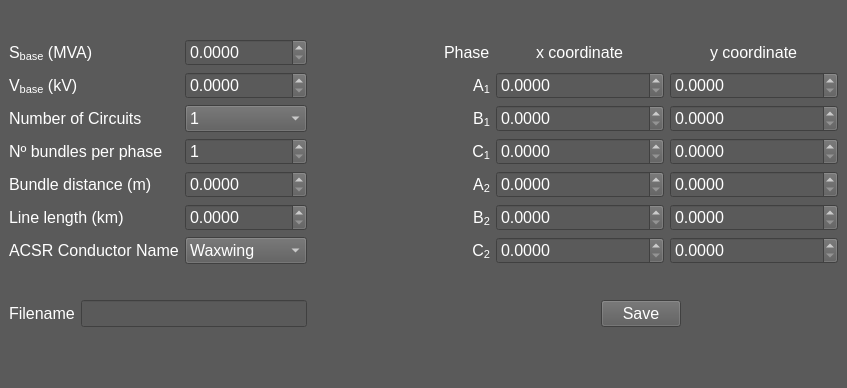
Mehmet-Emre-Dogan/transmissionLineParameterCalculator, file uiDesigns/creatorGui.ui: the form before one commit.
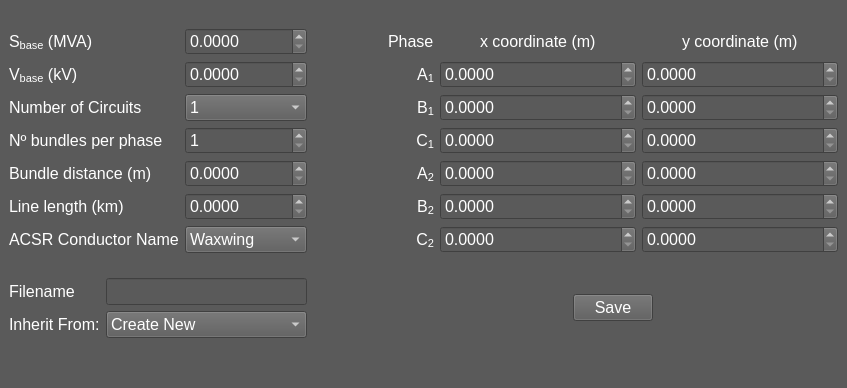
The form after the commit.

Patch:
```diff
--- a/uiDesigns/creatorGui.ui
+++ b/uiDesigns/creatorGui.ui
@@ -60,7 +60,7 @@
 }</string>
   </property>
   <widget class="QWidget" name="centralwidget">
-   <layout class="QGridLayout" name="gridLayout_3">
+   <layout class="QGridLayout" name="gridLayout">
     <item row="0" column="0">
      <layout class="QGridLayout" name="grid1">
       <item row="3" column="0">
@@ -342,6 +342,19 @@
       </item>
      </layout>
     </item>
+    <item row="0" column="1">
+     <spacer name="horizontalSpacer_7">
+      <property name="orientation">
+       <enum>Qt::Horizontal</enum>
+      </property>
+      <property name="sizeHint" stdset="0">
+       <size>
+        <width>40</width>
+        <height>20</height>
+       </size>
+      </property>
+     </spacer>
+    </item>
     <item row="0" column="2">
      <layout class="QGridLayout" name="grid2">
       <item row="0" column="0">
@@ -739,7 +752,7 @@
            </font>
           </property>
           <property name="text">
-           <string>x coordinate</string>
+           <string>x coordinate (m)</string>
           </property>
          </widget>
         </item>
@@ -777,7 +790,7 @@
            </font>
           </property>
           <property name="text">
-           <string>y coordinate</string>
+           <string>y coordinate (m)</string>
           </property>
          </widget>
         </item>
@@ -798,18 +811,62 @@
       </item>
      </layout>
     </item>
-    <item row="0" column="1">
-     <spacer name="horizontalSpacer_7">
-      <property name="orientation">
-       <enum>Qt::Horizontal</enum>
-      </property>
-      <property name="sizeHint" stdset="0">
-       <size>
-        <width>40</width>
-        <height>20</height>
-       </size>
-      </property>
-     </spacer>
+    <item row="1" column="0">
+     <layout class="QFormLayout" name="formLayout_2">
+      <item row="0" column="1">
+       <widget class="QLineEdit" name="lineEditFileName">
+        <property name="font">
+         <font>
+          <pointsize>12</pointsize>
+         </font>
+        </property>
+        <property name="toolTip">
+         <string>Leave empty for timestamped filename</string>
+        </property>
+        <property name="autoFillBackground">
+         <bool>false</bool>
+        </property>
+       </widget>
+      </item>
+      <item row="0" column="0">
+       <widget class="QLabel" name="lblFilename">
+        <property name="font">
+         <font>
+          <pointsize>12</pointsize>
+         </font>
+        </property>
+        <property name="text">
+         <string>Filename</string>
+        </property>
+       </widget>
+      </item>
+      <item row="1" column="0">
+       <widget class="QLabel" name="lblFilenToInherit">
+        <property name="font">
+         <font>
+          <pointsize>12</pointsize>
+         </font>
+        </property>
+        <property name="text">
+         <string>Inherit From:</string>
+        </property>
+       </widget>
+      </item>
+      <item row="1" column="1">
+       <widget class="QComboBox" name="comboBoxFilesToInherit">
+        <property name="font">
+         <font>
+          <pointsize>12</pointsize>
+         </font>
+        </property>
+        <item>
+         <property name="text">
+          <string>Create New</string>
+         </property>
+        </item>
+       </widget>
+      </item>
+     </layout>
     </item>
     <item row="1" column="2">
      <layout class="QHBoxLayout" name="horizontalLayout">
@@ -856,37 +913,6 @@
       </item>
      </layout>
     </item>
-    <item row="1" column="0">
-     <layout class="QFormLayout" name="formLayout_2">
-      <item row="0" column="0">
-       <widget class="QLabel" name="lblFilename">
-        <property name="font">
-         <font>
-          <pointsize>12</pointsize>
-         </font>
-        </property>
-        <property name="text">
-         <string>Filename</string>
-        </property>
-       </widget>
-      </item>
-      <item row="0" column="1">
-       <widget class="QLineEdit" name="lineEditFileName">
-        <property name="font">
-         <font>
-          <pointsize>12</pointsize>
-         </font>
-        </property>
-        <property name="toolTip">
-         <string>Leave empty for timestamped filename</string>
-        </property>
-        <property name="autoFillBackground">
-         <bool>false</bool>
-        </property>
-       </widget>
-      </item>
-     </layout>
-    </item>
    </layout>
   </widget>
   <widget class="QMenuBar" name="menubar">
```
